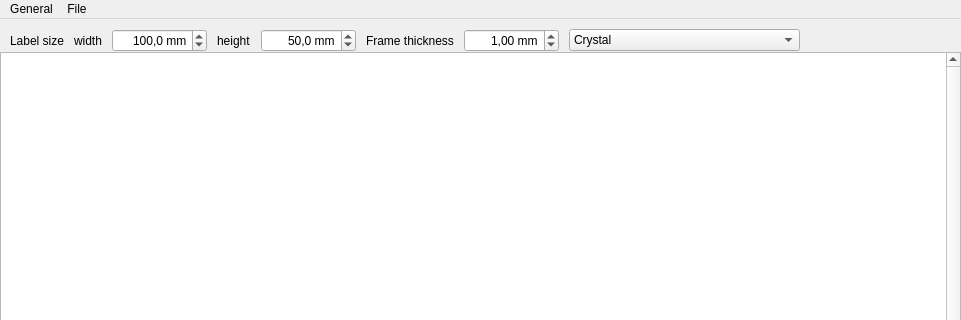
Old version of the form mainwindow.ui in the repository mac-curver/BilderLegenden; both pictures show x 0 to 961 and y 0 to 320 of the 961 by 600 pixel window.
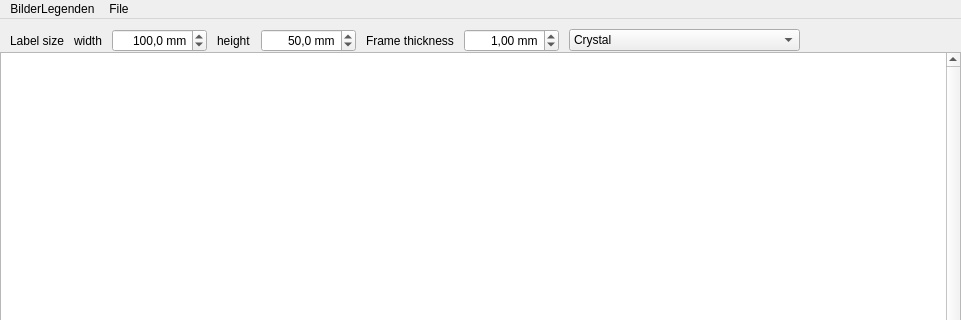
New version of the form. Custom widgets are drawn as their Qt base class.

Commit message: Menu General renamed to BilderLegenden

The edit to the form file:
```diff
--- a/mainwindow.ui
+++ b/mainwindow.ui
@@ -340,7 +340,7 @@
    </property>
    <widget class="QMenu" name="menuBilderLegenden">
     <property name="title">
-     <string>General</string>
+     <string>BilderLegenden</string>
     </property>
     <addaction name="actionAbout"/>
     <addaction name="actionPreferences"/>
```
